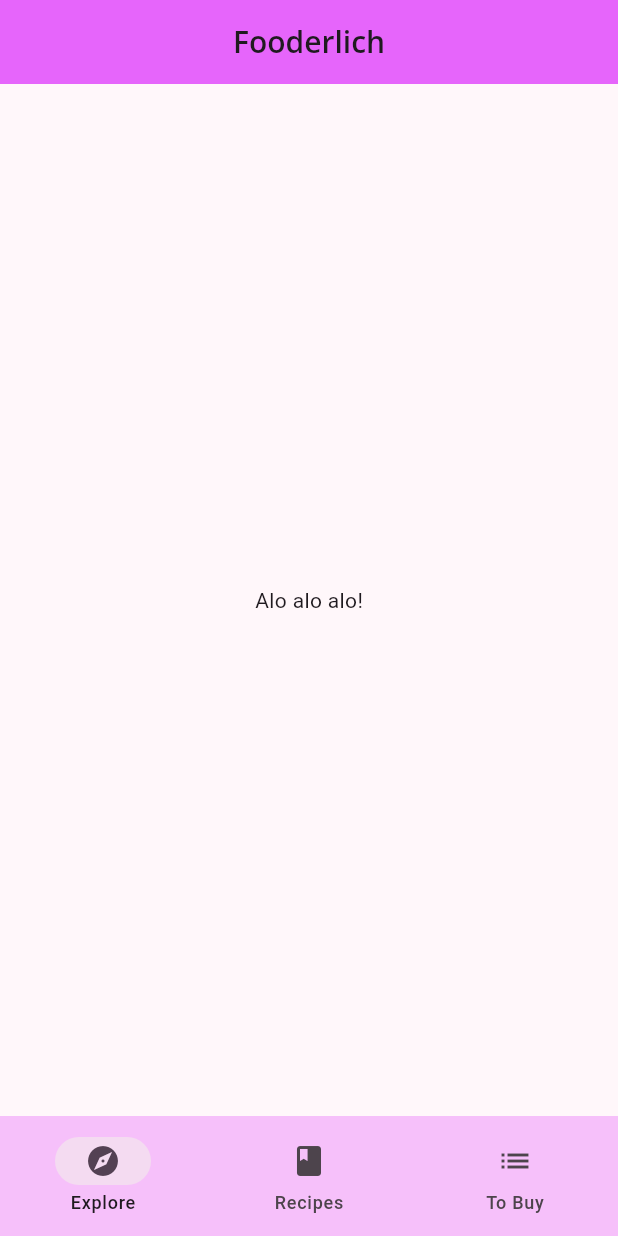
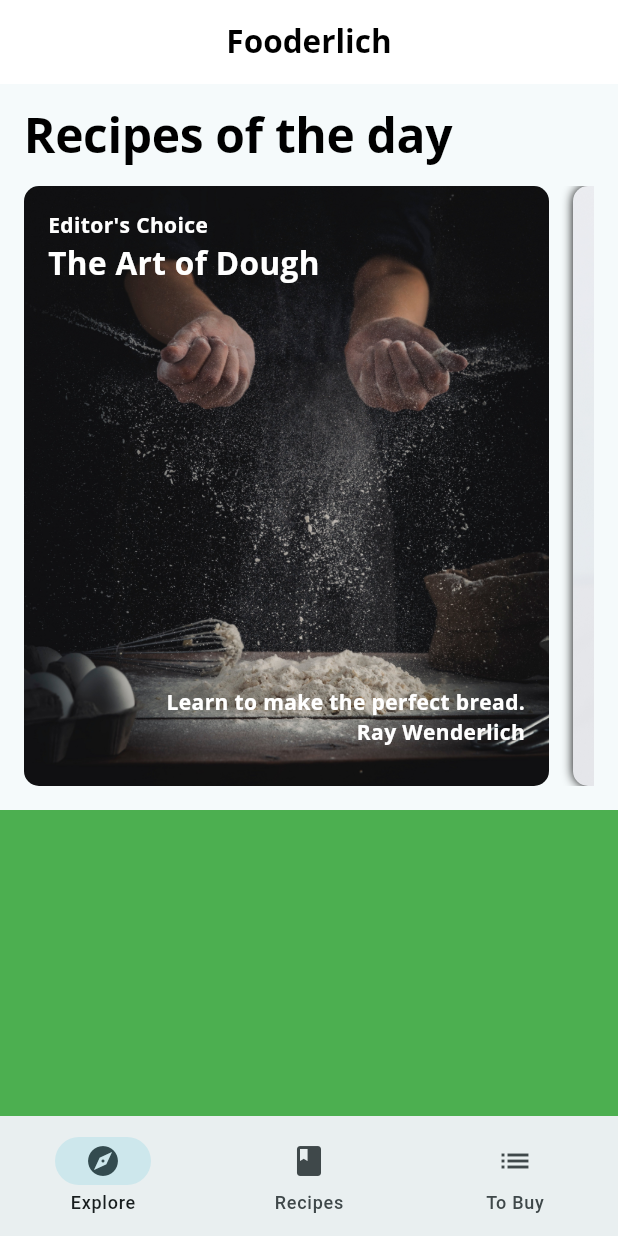
Before and after one commit to danilloism/portfolio.fooderlich, a Flutter app: the screen it shows after launch, on a phone screen of 412 x 824 dp. Run offline on Flutter 3.47's test engine with Material 2 defaults, Android fonts, the phone set to English and light mode, and no system bars; our stand-ins replace google_fonts.

Commit message:
applied cards to explore screen

```diff
--- a/lib/components/components.dart
+++ b/lib/components/components.dart
@@ -3,3 +3,4 @@ export 'card.2.dart';
 export 'card.3.dart';
 export 'card.author.dart';
 export 'circle_image.dart';
+export 'list_view.today_recipe.dart';
--- /dev/null
+++ b/lib/components/list_view.today_recipe.dart
@@ -0,0 +1,60 @@
+import 'package:flutter/material.dart';
+import 'package:fooderlich/components/components.dart';
+import 'package:fooderlich/models/models.dart';
+import 'package:fooderlich/utils.dart';
+
+class TodayRecipeListView extends StatelessWidget {
+  const TodayRecipeListView({
+    Key? key,
+    required this.recipes,
+  }) : super(key: key);
+
+  final List<ExploreRecipe> recipes;
+
+  @override
+  Widget build(BuildContext context) {
+    return SingleChildScrollView(
+      child: Padding(
+        padding: const EdgeInsets.only(
+          left: 16,
+          right: 16,
+          top: 16,
+        ),
+        child: Column(
+          crossAxisAlignment: CrossAxisAlignment.start,
+          children: [
+            Text(
+              "Recipes of the day",
+              style: Theme.of(context).textTheme.headline1,
+            ),
+            Gap.gapH16,
+            SizedBox(
+              height: 400,
+              child: ListView.separated(
+                  scrollDirection: Axis.horizontal,
+                  itemBuilder: (context, index) {
+                    final recipe = recipes[index];
+                    return _buildCard(recipe);
+                  },
+                  separatorBuilder: (context, index) => Gap.gapW16,
+                  itemCount: recipes.length),
+            ),
+          ],
+        ),
+      ),
+    );
+  }
+
+  Widget _buildCard(ExploreRecipe recipe) {
+    switch (recipe.cardType) {
+      case RecipeCardType.card1:
+        return Card1(recipe: recipe);
+      case RecipeCardType.card2:
+        return Card2(recipe: recipe);
+      case RecipeCardType.card3:
+        return Card3(recipe: recipe);
+      default:
+        throw Exception('This card doesn\'t exist yet');
+    }
+  }
+}
--- a/lib/models/explore_recipe.dart
+++ b/lib/models/explore_recipe.dart
@@ -44,39 +44,43 @@ class ExploreRecipe {
     this.tags = const [],
     this.description = '',
     this.source = '',
-    this.ingredients = const <Ingredients>[],
-    this.instructions = const <Instruction>[],
+    this.ingredients = const [],
+    this.instructions = const [],
   });
 
   factory ExploreRecipe.fromJson(Map<String, dynamic> json) {
     final ingredients = <Ingredients>[];
     final instructions = <Instruction>[];
 
+    if (json['ingredients'] != null) {
       json['ingredients'].forEach((v) {
         ingredients.add(Ingredients.fromJson(v));
       });
+    }
 
+    if (json['instructions'] != null) {
       json['instructions'].forEach((v) {
         instructions.add(Instruction.fromJson(v));
       });
+    }
 
     return ExploreRecipe(
-      id: json['id'] as String,
-      cardType: json['cardType'] as String,
-      title: json['title'] as String,
-      subtitle: json['subtitle'] as String,
-      backgroundImage: json['backgroundImage'] as String,
-      backgroundImageSource: json['backgroundImageSource'] as String,
-      message: json['message'] as String,
-      authorName: json['authorName'] as String,
-      role: json['role'] as String,
-      profileImage: json['profileImage'] as String,
-      durationInMinutes: json['durationInMinutes'] as int,
-      dietType: json['dietType'] as String,
-      calories: json['calories'] as int,
-      tags: json['tags'].cast<String>() as List<String>,
-      description: json['description'] as String,
-      source: json['source'] as String,
+      id: json['id'] ?? '',
+      cardType: json['cardType'] ?? '',
+      title: json['title'] ?? '',
+      subtitle: json['subtitle'] ?? '',
+      backgroundImage: json['backgroundImage'] ?? '',
+      backgroundImageSource: json['backgroundImageSource'] ?? '',
+      message: json['message'] ?? '',
+      authorName: json['authorName'] ?? '',
+      role: json['role'] ?? '',
+      profileImage: json['profileImage'] ?? '',
+      durationInMinutes: json['durationInMinutes'] ?? 0,
+      dietType: json['dietType'] ?? '',
+      calories: json['calories'] ?? 0,
+      tags: json['tags'].cast<String>() ?? [],
+      description: json['description'] ?? '',
+      source: json['source'] ?? '',
       ingredients: ingredients,
       instructions: instructions,
     );
--- a/lib/pages/explore_page.dart
+++ b/lib/pages/explore_page.dart
@@ -1,6 +1,8 @@
 import 'package:flutter/material.dart';
 import 'package:fooderlich/api/mock_fooderlich_service.dart';
+import 'package:fooderlich/components/components.dart';
 import 'package:fooderlich/models/models.dart';
+import 'package:fooderlich/utils.dart';
 
 class ExplorePage extends StatelessWidget {
   const ExplorePage({Key? key}) : super(key: key);
@@ -12,14 +14,18 @@ class ExplorePage extends StatelessWidget {
     return FutureBuilder(
       future: _mockService.getExploreData(),
       builder: (context, AsyncSnapshot<ExploreData> snapshot) {
-        //TODO: add Nested List Views
         if (snapshot.connectionState == ConnectionState.done) {
-          final recipes = snapshot.data?.todayRecipes ?? [];
-          //TODO: replace this with TodayRecipeListView
-          return const Center(
-            child: SizedBox(
-              child: Text("Alo alo alo!"),
-            ),
+          return ListView(
+            scrollDirection: Axis.vertical,
+            children: [
+              TodayRecipeListView(recipes: snapshot.data?.todayRecipes ?? []),
+              Gap.gapH16,
+              //TODO: replace this with FriendPostListView
+              Container(
+                height: 400,
+                color: Colors.green,
+              ),
+            ],
           );
         } else {
           return const Center(
--- a/lib/theme.dart
+++ b/lib/theme.dart
@@ -61,16 +61,15 @@ class FooderlichTheme {
     return ThemeData(
       useMaterial3: true,
       brightness: Brightness.light,
-      colorSchemeSeed: Colors.purpleAccent,
+      colorSchemeSeed: Colors.white,
       textTheme: _lightTextTheme,
-      navigationBarTheme: NavigationBarThemeData(
-        backgroundColor: Colors.purpleAccent.withOpacity(0.3),
-      ),
+      // navigationBarTheme: NavigationBarThemeData(
+      //   backgroundColor: Colors.purpleAccent.withOpacity(0.3),
+      // ),
       appBarTheme: AppBarTheme(
-        backgroundColor: Colors.purpleAccent.withOpacity(0.8),
+        backgroundColor: Colors.white,
         centerTitle: true,
-        elevation: 0,
-        //color: Colors.transparent,
+        titleTextStyle: _lightTextTheme.headline2,
       ),
     );
   }
@@ -78,17 +77,15 @@ class FooderlichTheme {
   static ThemeData get dark {
     return ThemeData(
       useMaterial3: true,
-      colorSchemeSeed: Colors.deepPurpleAccent,
+      colorSchemeSeed: Colors.black,
       brightness: Brightness.dark,
       textTheme: _darkTextTheme,
       navigationBarTheme: const NavigationBarThemeData(
         backgroundColor: Colors.transparent,
       ),
-      appBarTheme: AppBarTheme(
-        backgroundColor: Colors.black.withOpacity(0.1),
+      appBarTheme: const AppBarTheme(
+        backgroundColor: Colors.black,
         centerTitle: true,
-        elevation: 0,
-        //color: Colors.transparent,
       ),
     );
   }
```
Lines whose indentation alone changed are shown as unchanged.
